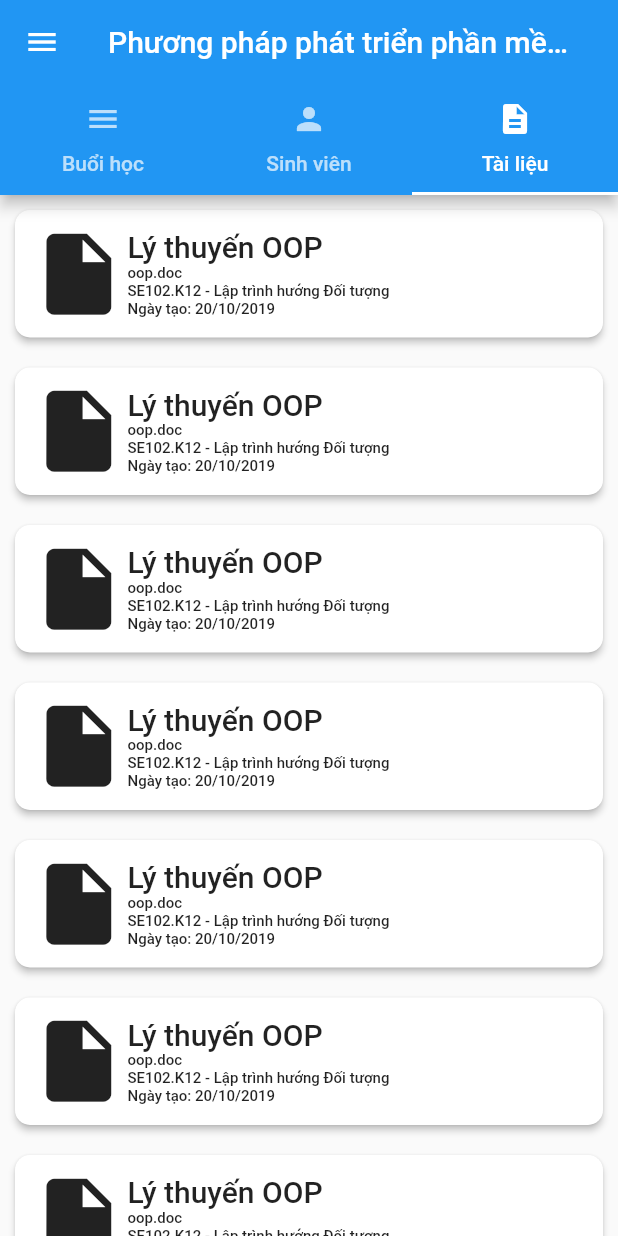
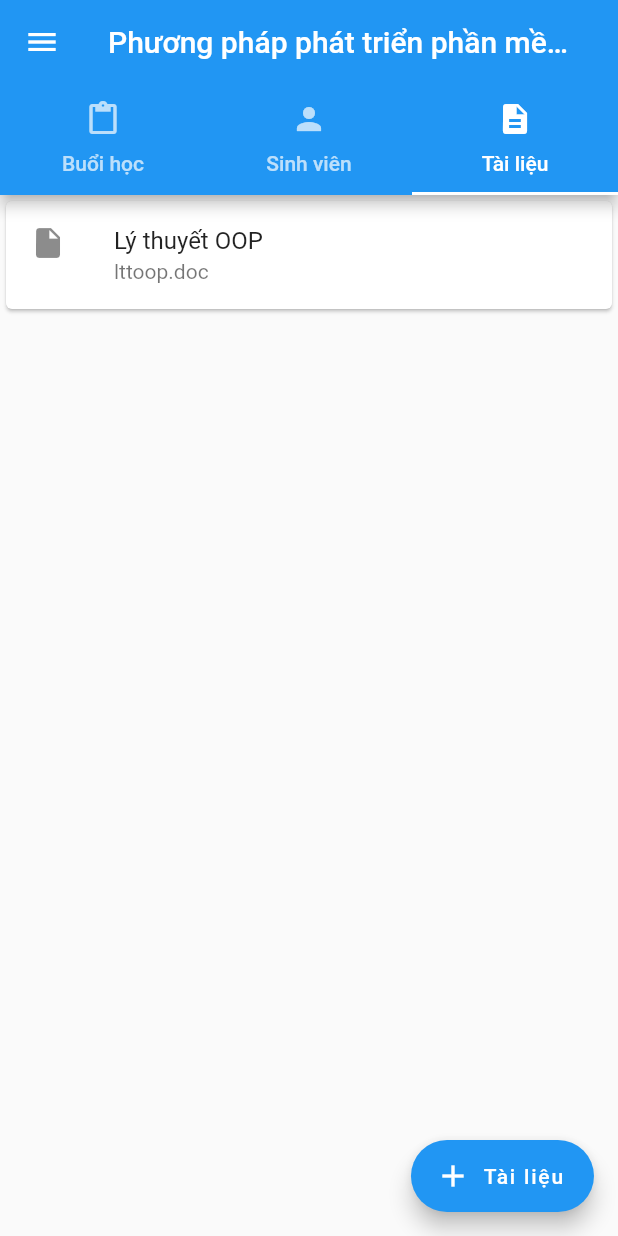
Before and after one commit to hqutrung/INCLA, a Flutter app: the CourseScreen screen opened directly, tab 3 chosen, on a phone screen of 412 x 824 dp. Run offline on Flutter 3.47's test engine with Material 2 defaults, Android fonts, the phone set to English and light mode, and no system bars; drawn by our look-alikes of flutter_slidable; our stand-ins replace cloud_firestore, firebase_auth, firebase_database; accounts and stored records are empty.

Commit message:
ListTile + Slidable

```diff
--- a/lib/screens/course_screen/course_screen.dart
+++ b/lib/screens/course_screen/course_screen.dart
@@ -22,7 +22,7 @@ class _CourseScreenState extends State<CourseScreen> {
             bottom: TabBar(
               tabs: <Widget>[
                 Tab(
-                  icon: Icon(Icons.menu),
+                  icon: Icon(Icons.content_paste),
                   text: "Buổi học",
                 ),
                 Tab(
--- a/lib/screens/course_screen/widgets_course_screen/widget_tailieu.dart
+++ b/lib/screens/course_screen/widgets_course_screen/widget_tailieu.dart
@@ -1,65 +1,43 @@
 import 'package:flutter/material.dart';
+import 'package:flutter_slidable/flutter_slidable.dart';
 
 class showTaiLieu extends StatelessWidget {
   @override
   Widget build(BuildContext context) {
-    return ListView.builder(
-        scrollDirection: Axis.vertical,
-        itemCount: 10,
-        itemBuilder: (BuildContext context, int index) {
-          return Container(
-            padding: EdgeInsets.all(10),
-            child: RaisedButton(
-              onPressed: (){},
-              padding: EdgeInsets.all(10),
-              color: Colors.white,
-              shape: RoundedRectangleBorder(
-                borderRadius: BorderRadius.circular(10)
+    return Scaffold(
+        floatingActionButton: FloatingActionButton.extended(
+          onPressed: () {
+            // Add your onPressed code here!
+          },
+          label: Text('Tài liệu'),
+          icon: Icon(Icons.add),
+        ),
+        body: ListView.builder(
+          itemCount: 1,
+          itemBuilder: (BuildContext context, int index) => Card(
+            child: Slidable(
+              actionPane: SlidableDrawerActionPane(),
+              child: ListTile(
+                leading: Icon(Icons.insert_drive_file),
+                title: Text('Lý thuyết OOP'),
+                subtitle: Text('lttoop.doc'),
+                    // Text('SE102.K12 - Lập trình hướng Đối tượng'),
+                    // Text('Ngày tạo: 20/10/2019'),
+                onTap: () {
+                  // Navigator.push(context,
+                  //     MaterialPageRoute(builder: (context) => SessionScreen()));
+                },
               ),
-              child: Row(
-                children: <Widget>[
-                   Column(
-                    children: <Widget>[
-                      Icon(
-                        Icons.insert_drive_file,
-                        size: 65,
-                      ),
-                    ],
-                  ),
-                   Column(
-                      mainAxisAlignment: MainAxisAlignment.start,
-                      crossAxisAlignment: CrossAxisAlignment.start,
-                      children: <Widget>[
-                        Text(
-                          'Lý thuyến OOP',
-                          style: TextStyle(
-                            fontSize: 20,
-                          ),
-                        ),
-                        Text(
-                          'oop.doc',
-                          style: TextStyle(
-                            fontSize: 10,
-                          ),
-                        ),
-                        Text(
-                          'SE102.K12 - Lập trình hướng Đối tượng',
-                          style: TextStyle(
-                            fontSize: 10,
-                          ),
-                        ),
-                        Text(
-                          'Ngày tạo: 20/10/2019',
-                          style: TextStyle(
-                            fontSize: 10,
-                          ),
-                        ),
-                      ]),
-                ],
-              ),
-            )
-
-          );
-        });
+              actions: <Widget>[
+                IconSlideAction(
+                  caption: 'Xoá',
+                  color: Colors.red,
+                  icon: Icons.delete_outline,
+                  onTap: () {},
+                ),
+              ],
+            ),
+          ),
+        ));
   }
 }
--- a/pubspec.yaml
+++ b/pubspec.yaml
@@ -26,6 +26,8 @@ dependencies:
   firebase_database: 3.0.7
   firebase_storage: 3.0.6
   cloud_firestore: 0.12.11
+
+
   # The following adds the Cupertino Icons font to your application.
   # Use with the CupertinoIcons class for iOS style icons.
   cupertino_icons: ^0.1.2
```
Also changed, not shown: lib/screens/course_screen/widgets_course_screen/widget_buoihoc.dart (+31 -22 lines), lib/screens/course_screen/widgets_course_screen/widget_sinhvien.dart (+12 -46 lines), lib/screens/home_screen/widgets/home_main.dart (+5 -2 lines), lib/screens/home_screen/widgets/home_notification.dart (+13 -53 lines).
